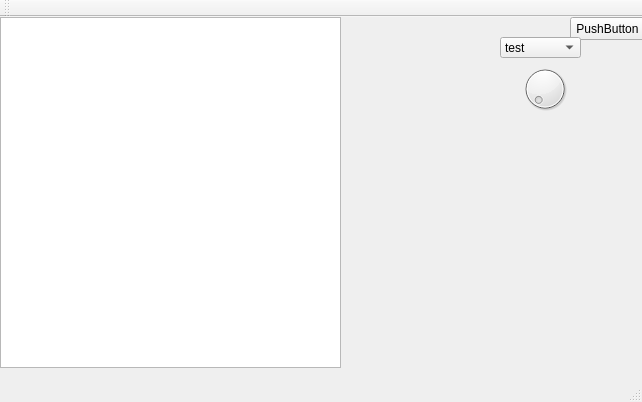
Above: 3Vikna/gui.ui from OArnarsson/Qt-SQLite-DesktopApp before the change. Below: the same form after it.
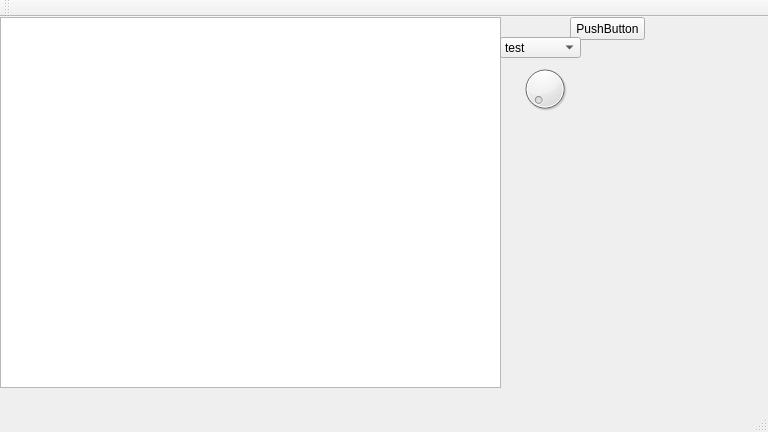
That is the form after the change.

Diff of the .ui file:
```diff
--- a/3Vikna/gui.ui
+++ b/3Vikna/gui.ui
@@ -6,10 +6,22 @@
    <rect>
     <x>0</x>
     <y>0</y>
-    <width>642</width>
-    <height>402</height>
+    <width>768</width>
+    <height>432</height>
    </rect>
   </property>
+  <property name="minimumSize">
+   <size>
+    <width>0</width>
+    <height>0</height>
+   </size>
+  </property>
+  <property name="maximumSize">
+   <size>
+    <width>1200</width>
+    <height>1200</height>
+   </size>
+  </property>
   <property name="windowTitle">
    <string>GUI</string>
   </property>
@@ -32,8 +44,8 @@
      <rect>
       <x>0</x>
       <y>0</y>
-      <width>341</width>
-      <height>351</height>
+      <width>501</width>
+      <height>371</height>
      </rect>
     </property>
    </widget>
```
Left out of the diff: 2 changed lines with no effect on the pictures.
